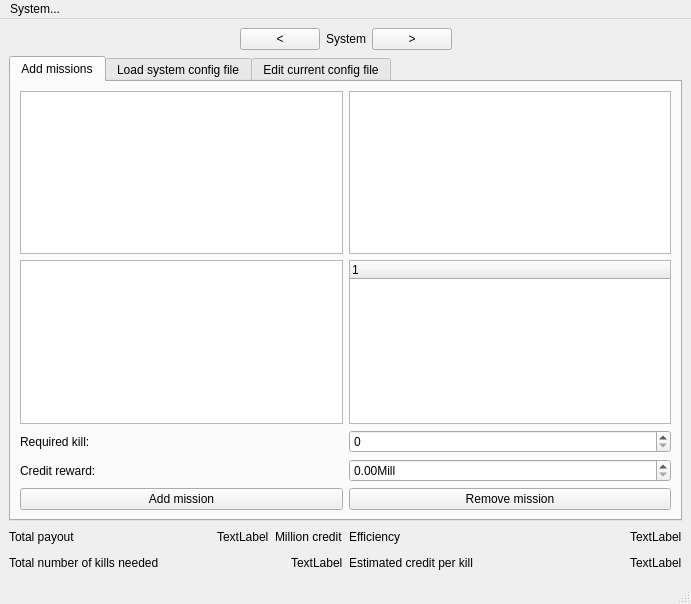
This is mainwindow.ui in aklakina/EliteMoney as Qt 5 draws it before an edit. The edited form follows.
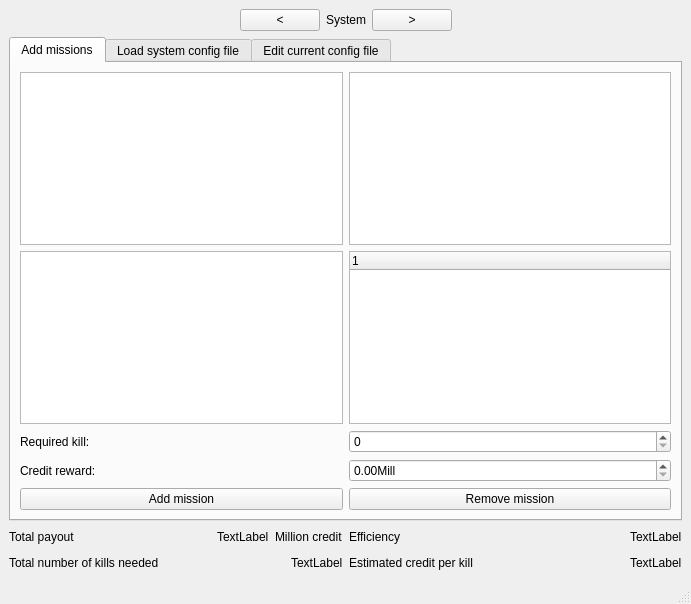
This is the edited form.

Commit message: removed unnecessary ui element

What changed in the file:
```diff
--- a/mainwindow.ui
+++ b/mainwindow.ui
@@ -391,22 +391,6 @@
     </item>
    </layout>
   </widget>
-  <widget class="QMenuBar" name="menubar">
-   <property name="geometry">
-    <rect>
-     <x>0</x>
-     <y>0</y>
-     <width>691</width>
-     <height>25</height>
-    </rect>
-   </property>
-   <widget class="QMenu" name="menuSystem">
-    <property name="title">
-     <string>System...</string>
-    </property>
-   </widget>
-   <addaction name="menuSystem"/>
-  </widget>
   <widget class="QStatusBar" name="statusbar"/>
  </widget>
  <resources/>
```
